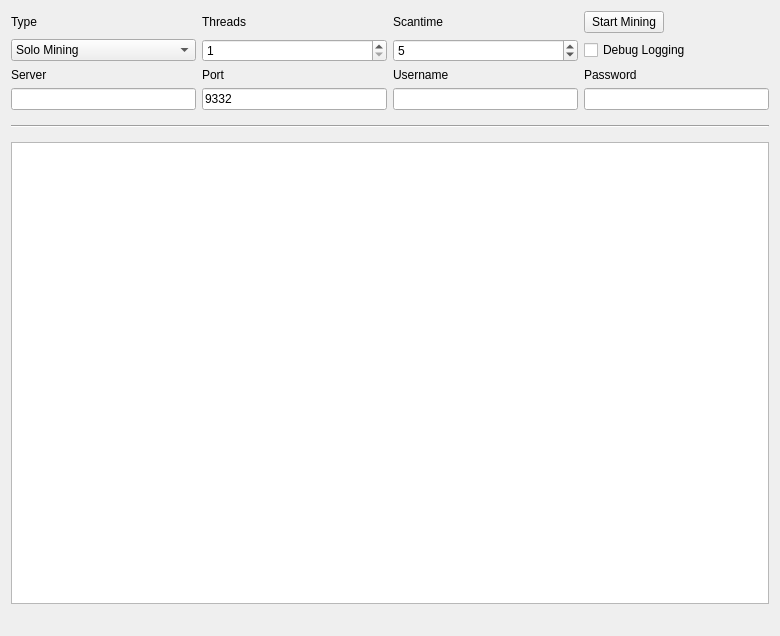
Above: src/qt/forms/miningpage.ui from KirkLazerous/Crazycoin before the change. Below: the same form after it.
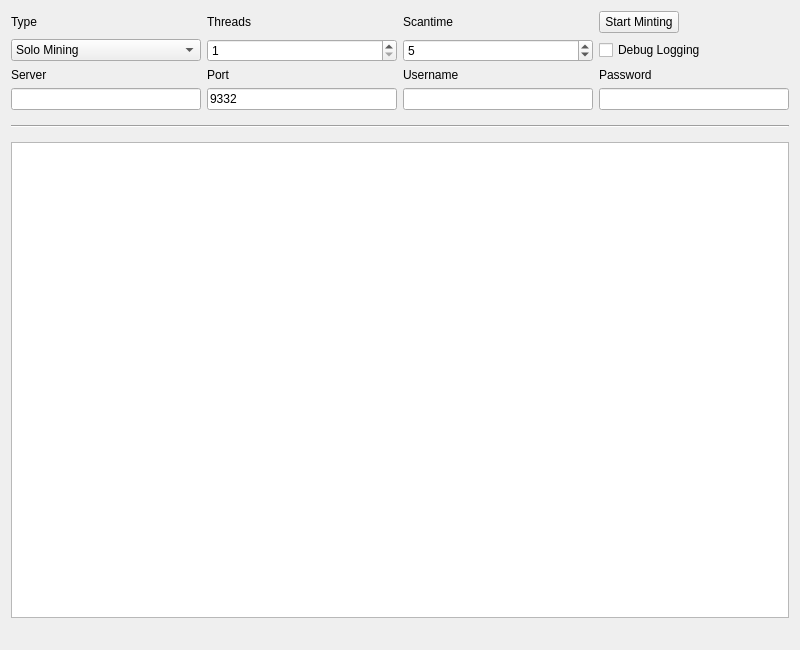
That is the form after the change.

```diff
--- a/src/qt/forms/miningpage.ui
+++ b/src/qt/forms/miningpage.ui
@@ -6,8 +6,8 @@
    <rect>
     <x>0</x>
     <y>0</y>
-    <width>780</width>
-    <height>636</height>
+    <width>800</width>
+    <height>650</height>
    </rect>
   </property>
   <property name="windowTitle">
@@ -83,7 +83,7 @@
       </sizepolicy>
      </property>
      <property name="text">
-      <string>Start Mining</string>
+      <string>Start Minting</string>
      </property>
     </widget>
    </item>
```
Left out of the diff: 2 changed lines with no effect on the pictures.
